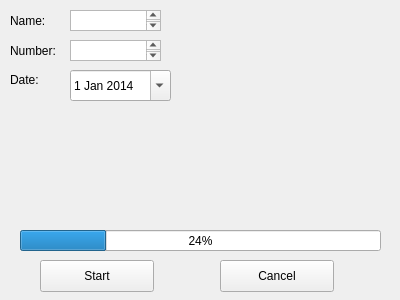
mneavor/CougarBackup, file cougarbackup.ui: the form before one commit.
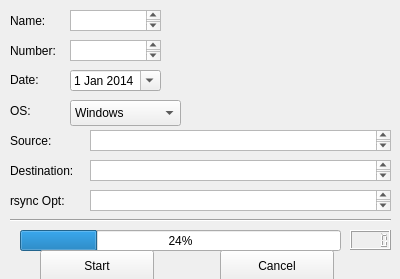
The form after the commit.

The edit to the form file:
```diff
--- a/cougarbackup.ui
+++ b/cougarbackup.ui
@@ -7,7 +7,7 @@
     <x>0</x>
     <y>0</y>
     <width>400</width>
-    <height>300</height>
+    <height>279</height>
    </rect>
   </property>
   <property name="windowTitle">
@@ -64,8 +64,8 @@
     <rect>
      <x>70</x>
      <y>70</y>
-     <width>101</width>
-     <height>31</height>
+     <width>91</width>
+     <height>21</height>
     </rect>
    </property>
    <property name="calendarPopup">
@@ -97,7 +97,7 @@
     <rect>
      <x>20</x>
      <y>230</y>
-     <width>361</width>
+     <width>321</width>
      <height>21</height>
     </rect>
    </property>
@@ -109,7 +109,7 @@
    <property name="geometry">
     <rect>
      <x>40</x>
-     <y>260</y>
+     <y>250</y>
      <width>114</width>
      <height>32</height>
     </rect>
@@ -122,7 +122,7 @@
    <property name="geometry">
     <rect>
      <x>220</x>
-     <y>260</y>
+     <y>250</y>
      <width>114</width>
      <height>32</height>
     </rect>
@@ -131,6 +131,136 @@
     <string>Cancel</string>
    </property>
   </widget>
+  <widget class="QLabel" name="label_os">
+   <property name="geometry">
+    <rect>
+     <x>10</x>
+     <y>100</y>
+     <width>61</width>
+     <height>21</height>
+    </rect>
+   </property>
+   <property name="text">
+    <string>OS:</string>
+   </property>
+  </widget>
+  <widget class="QComboBox" name="comboBox_os">
+   <property name="geometry">
+    <rect>
+     <x>70</x>
+     <y>100</y>
+     <width>111</width>
+     <height>26</height>
+    </rect>
+   </property>
+   <item>
+    <property name="text">
+     <string>Windows</string>
+    </property>
+   </item>
+   <item>
+    <property name="text">
+     <string>Macintosh</string>
+    </property>
+   </item>
+   <item>
+    <property name="text">
+     <string>Linux</string>
+    </property>
+   </item>
+  </widget>
+  <widget class="QLCDNumber" name="lcdNumber_rsyncProgress">
+   <property name="geometry">
+    <rect>
+     <x>350</x>
+     <y>230</y>
+     <width>41</width>
+     <height>20</height>
+    </rect>
+   </property>
+  </widget>
+  <widget class="Line" name="line">
+   <property name="geometry">
+    <rect>
+     <x>10</x>
+     <y>210</y>
+     <width>381</width>
+     <height>20</height>
+    </rect>
+   </property>
+   <property name="orientation">
+    <enum>Qt::Horizontal</enum>
+   </property>
+  </widget>
+  <widget class="QTextBrowser" name="textBrowser_source">
+   <property name="geometry">
+    <rect>
+     <x>90</x>
+     <y>130</y>
+     <width>301</width>
+     <height>21</height>
+    </rect>
+   </property>
+  </widget>
+  <widget class="QTextBrowser" name="textBrowser_destination">
+   <property name="geometry">
+    <rect>
+     <x>90</x>
+     <y>160</y>
+     <width>301</width>
+     <height>21</height>
+    </rect>
+   </property>
+  </widget>
+  <widget class="QTextBrowser" name="textBrowser_rsyncOptions">
+   <property name="geometry">
+    <rect>
+     <x>90</x>
+     <y>190</y>
+     <width>301</width>
+     <height>21</height>
+    </rect>
+   </property>
+  </widget>
+  <widget class="QLabel" name="label_source">
+   <property name="geometry">
+    <rect>
+     <x>10</x>
+     <y>130</y>
+     <width>61</width>
+     <height>21</height>
+    </rect>
+   </property>
+   <property name="text">
+    <string>Source:</string>
+   </property>
+  </widget>
+  <widget class="QLabel" name="label_destination">
+   <property name="geometry">
+    <rect>
+     <x>10</x>
+     <y>160</y>
+     <width>81</width>
+     <height>21</height>
+    </rect>
+   </property>
+   <property name="text">
+    <string>Destination:</string>
+   </property>
+  </widget>
+  <widget class="QLabel" name="label_rsyncOptions">
+   <property name="geometry">
+    <rect>
+     <x>10</x>
+     <y>190</y>
+     <width>71</width>
+     <height>21</height>
+    </rect>
+   </property>
+   <property name="text">
+    <string>rsync Opt:</string>
+   </property>
+  </widget>
  </widget>
  <layoutdefault spacing="6" margin="11"/>
  <resources/>
```
Left out of the diff: 2 changed lines with no effect on the pictures.
